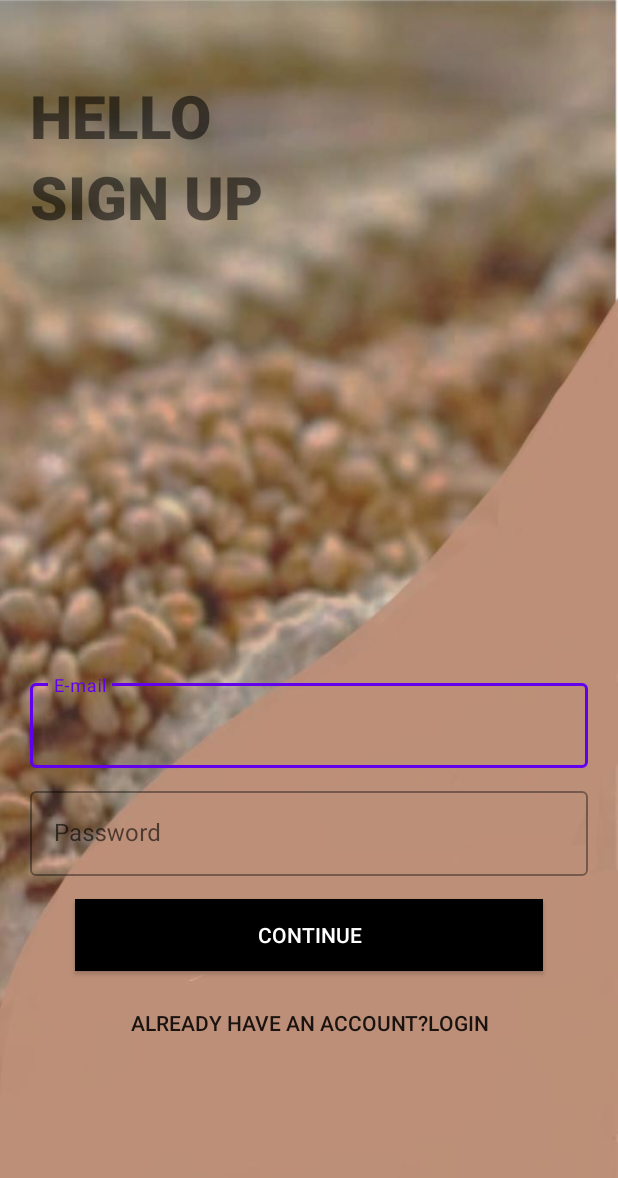
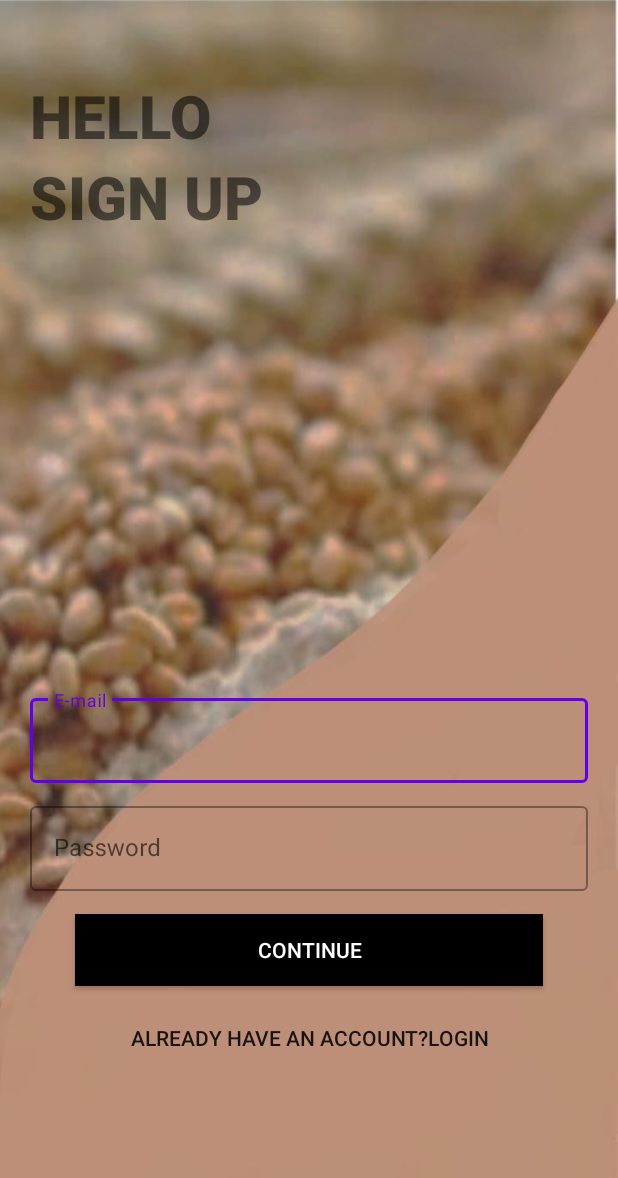
Before and after one commit to TechtitudeTribe/AttaChakki, an Android app: the SignUp screen opened directly, with no data from a screen before it, on a phone screen of 412 x 824 dp. Shown: the top 1178 px of the screen. Run offline under Robolectric (Android 15) with nearby library versions, the light colour scheme and no system bars; our stand-ins replace Firebase (no records; nobody signed in at launch, a user with empty details on screens opened directly).

Commit message:
Source Code

```diff
--- a/app/src/main/res/layout/activity_sign_up.xml
+++ b/app/src/main/res/layout/activity_sign_up.xml
@@ -7,7 +7,7 @@
     android:layout_width="match_parent">
 
     <LinearLayout
-        android:layout_height="350dp"
+        android:layout_height="150dp"
         android:layout_width="409dp"
         android:orientation="vertical"
         android:layout_marginTop="50dp"
@@ -32,69 +32,69 @@
 </LinearLayout>
 
     <LinearLayout
+        android:layout_width="match_parent"
+        android:layout_height="wrap_content"
+        android:layout_marginLeft="20dp"
+        android:layout_marginTop="450dp"
+        android:layout_marginRight="20dp"
         android:background="#00000000"
-        android:layout_height="wrap_content"
-        android:layout_width="match_parent"
-        android:orientation="vertical"
-        android:layout_marginTop="440dp"
-        android:layout_marginLeft="20dp"
-        android:layout_marginRight="20dp">
+        android:orientation="vertical">
 
 
         <com.google.android.material.textfield.TextInputLayout
+            android:id="@+id/email"
+            style="@style/Widget.MaterialComponents.TextInputLayout.OutlinedBox"
+            android:layout_width="match_parent"
             android:layout_height="wrap_content"
-        android:layout_width="match_parent"
             android:layout_marginTop="10dp"
-        android:id="@+id/email"
-        android:hint="E-mail"
-        style="@style/Widget.MaterialComponents.TextInputLayout.OutlinedBox">
+            android:hint="E-mail">
 
             <com.google.android.material.textfield.TextInputEditText
+                android:id="@+id/ed_email"
+                android:layout_width="match_parent"
                 android:layout_height="wrap_content"
-        android:layout_width="match_parent"
-        android:id="@+id/ed_email"
-        android:inputType="textEmailAddress"/>
+                android:inputType="textEmailAddress" />
 
         </com.google.android.material.textfield.TextInputLayout>
 
 
         <com.google.android.material.textfield.TextInputLayout
+            android:id="@+id/password"
+            style="@style/Widget.MaterialComponents.TextInputLayout.OutlinedBox"
+            android:layout_width="match_parent"
             android:layout_height="wrap_content"
-        android:layout_width="match_parent"
             android:layout_marginTop="10dp"
-        android:id="@+id/password"
-        android:hint="Password"
-        style="@style/Widget.MaterialComponents.TextInputLayout.OutlinedBox">
+            android:hint="Password">
 
             <com.google.android.material.textfield.TextInputEditText
+                android:id="@+id/ed_password"
+                android:layout_width="match_parent"
                 android:layout_height="wrap_content"
-        android:layout_width="match_parent"
-        android:id="@+id/ed_password"
-        android:inputType="textPassword"/>
+                android:inputType="textPassword" />
 
         </com.google.android.material.textfield.TextInputLayout>
 
         <Button
+            android:id="@+id/continu"
+            android:layout_width="match_parent"
+            android:layout_height="wrap_content"
+            android:layout_marginLeft="30dp"
+            android:layout_marginTop="15dp"
+            android:layout_marginRight="30dp"
+            android:layout_marginBottom="5dp"
             android:background="#000"
-        android:layout_height="wrap_content"
-        android:layout_width="match_parent"
-        android:layout_marginTop="15dp"
-        android:layout_marginBottom="5dp"
-        android:id="@+id/continu"
-        android:layout_marginLeft="30dp"
             android:text="CONTINUE"
-        android:layout_marginRight="30dp"
-        android:textColor="#fff"/>
+            android:textColor="#fff" />
 
         <Button
+            android:id="@+id/login"
+            android:layout_width="match_parent"
+            android:layout_height="wrap_content"
+            android:layout_gravity="right"
+            android:layout_margin="5dp"
             android:background="#00000000"
-        android:layout_height="wrap_content"
-        android:layout_width="match_parent"
-        android:id="@+id/login"
-        android:text="Already have an Account?Login"
-        android:layout_margin="5dp"
-        android:layout_gravity="right"
-        android:elevation="0dp"/>
+            android:elevation="0dp"
+            android:text="Already have an Account?Login" />
 
     </LinearLayout>
 
```
Also changed, not shown: app/src/main/java/com/example/attachakki/PhoneActivity.java (+39 -15 lines), app/src/main/java/com/example/attachakki/SignUp.java (+20 -6 lines), app/src/main/java/com/example/attachakki/VerifyPhone.java (+1 -35 lines). Lines whose indentation alone changed are shown as unchanged.
